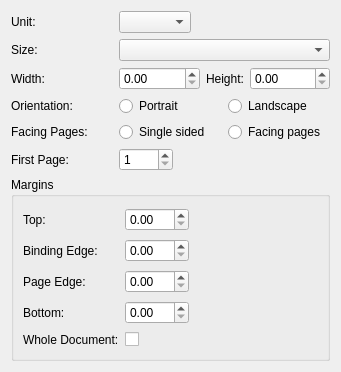
Above: kword/part/dialogs/KWPageLayout.ui from KDE/calligra before the change. Below: the same form after it.
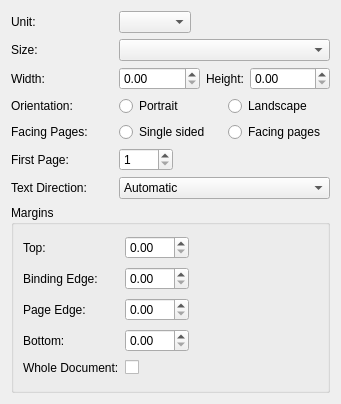
That is the form after the change. Custom widgets are drawn as their Qt base class.

Commit message: More text-direction support; KWord now shows an option for the page in the settings dialog and will copy the setting from the prev page when a new page is created. Some minor fixes as well.

The edit to the form file:
```diff
--- a/kword/part/dialogs/KWPageLayout.ui
+++ b/kword/part/dialogs/KWPageLayout.ui
@@ -6,7 +6,7 @@
     <x>0</x>
     <y>0</y>
     <width>341</width>
-    <height>372</height>
+    <height>404</height>
    </rect>
   </property>
   <property name="windowTitle" >
@@ -204,7 +204,7 @@
      </item>
     </layout>
    </item>
-   <item row="6" column="0" colspan="3" >
+   <item row="7" column="0" colspan="3" >
     <widget class="QGroupBox" name="margins" >
      <property name="title" >
       <string>Margins</string>
@@ -332,6 +332,32 @@
      </layout>
     </widget>
    </item>
+   <item row="6" column="0" >
+    <widget class="QLabel" name="directionLabel" >
+     <property name="text" >
+      <string>Text Direction:</string>
+     </property>
+    </widget>
+   </item>
+   <item row="6" column="1" colspan="2" >
+    <widget class="QComboBox" name="textDirection" >
+     <item>
+      <property name="text" >
+       <string>Automatic</string>
+      </property>
+     </item>
+     <item>
+      <property name="text" >
+       <string>Left to right</string>
+      </property>
+     </item>
+     <item>
+      <property name="text" >
+       <string>Right to left</string>
+      </property>
+     </item>
+    </widget>
+   </item>
   </layout>
  </widget>
  <customwidgets>
```
The commit also changes 12 other files.
